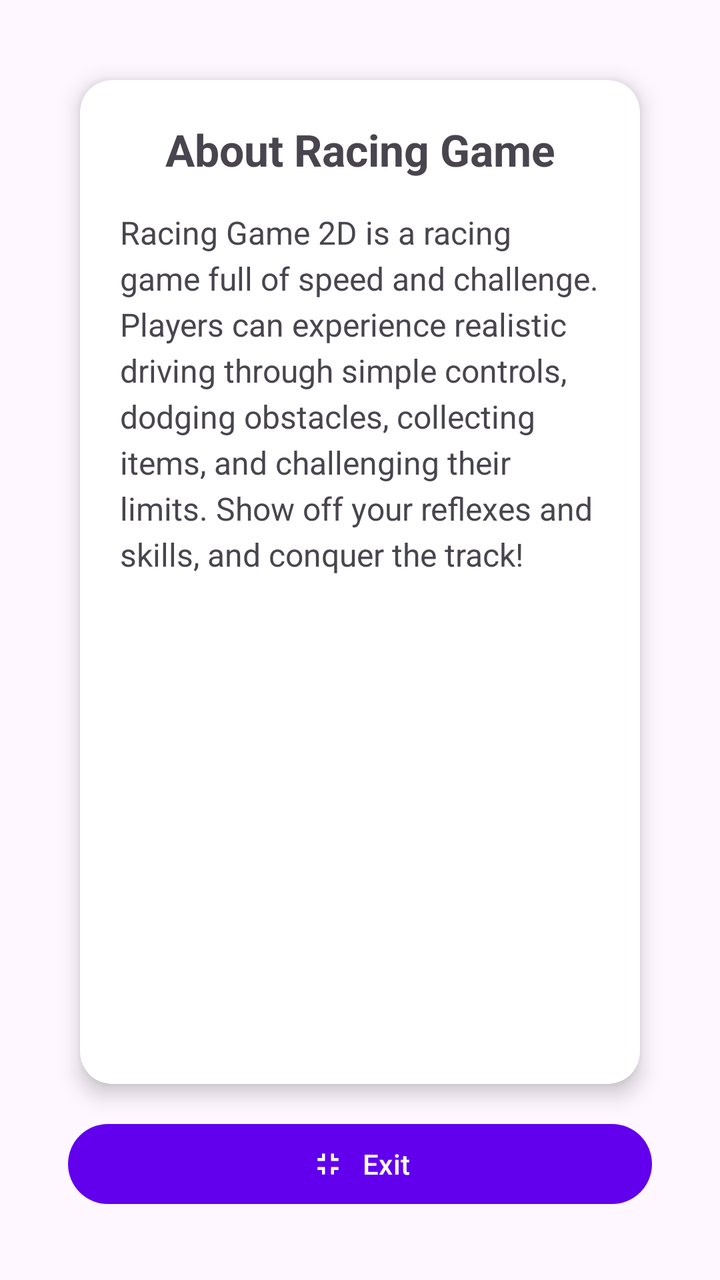
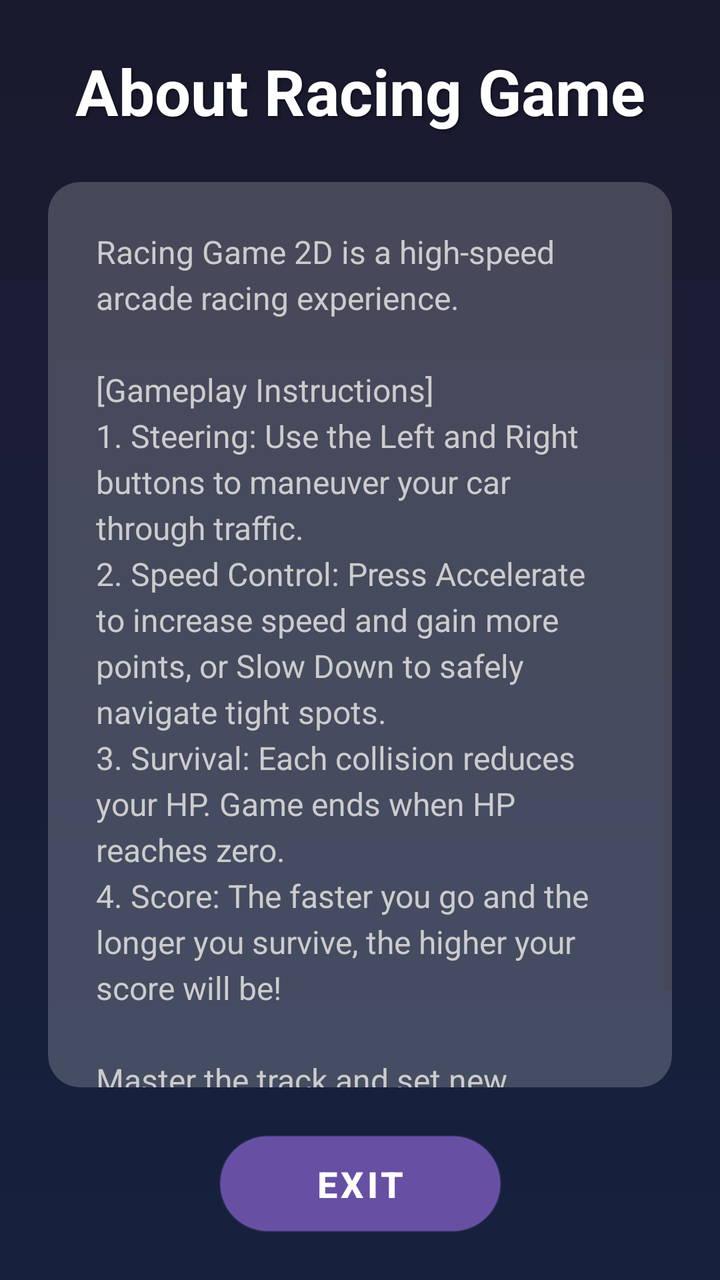

The first picture is an Android layout as it rendered before a commit; the second is the same layout after the commit. The layout source and the unified diff follow.
<!-- AndroidManifest.xml: application theme Theme.RacingGame2D -->
<!-- res/layout/activity_about.xml -->
<?xml version="1.0" encoding="utf-8"?>
<androidx.constraintlayout.widget.ConstraintLayout xmlns:android="http://schemas.android.com/apk/res/android"
    xmlns:app="http://schemas.android.com/apk/res-auto"
    xmlns:tools="http://schemas.android.com/tools"
    android:id="@+id/main"
    android:layout_width="match_parent"
    android:layout_height="match_parent"
    android:padding="24dp"
    android:fitsSystemWindows="true"
    tools:context=".view.about.AboutActivity">
    
    <androidx.cardview.widget.CardView
        android:id="@+id/cardAbout"
        android:layout_width="0dp"
        android:layout_height="0dp"
        app:cardCornerRadius="16dp"
        app:cardElevation="6dp"
        android:layout_margin="16dp"
        app:layout_constraintTop_toTopOf="parent"
        app:layout_constraintBottom_toTopOf="@+id/btn_exit"
        app:layout_constraintStart_toStartOf="parent"
        app:layout_constraintEnd_toEndOf="parent">

        <androidx.constraintlayout.widget.ConstraintLayout
            android:layout_width="match_parent"
            android:layout_height="wrap_content"
            android:padding="20dp">

            
            <TextView
                android:id="@+id/tvTitle"
                android:layout_width="wrap_content"
                android:layout_height="wrap_content"
                android:text="@string/racinggame2d_about_racing_game_title"
                android:textSize="22sp"
                android:textStyle="bold"
                app:layout_constraintTop_toTopOf="parent"
                app:layout_constraintStart_toStartOf="parent"
                app:layout_constraintEnd_toEndOf="parent"/>

            
            <TextView
                android:id="@+id/tvDescription"
                android:layout_width="0dp"
                android:layout_height="wrap_content"
                android:text="@string/racinggame2d_about_instruction"
                android:textSize="16sp"
                android:lineSpacingExtra="4dp"
                android:layout_marginTop="16dp"
                app:layout_constraintTop_toBottomOf="@id/tvTitle"
                app:layout_constraintStart_toStartOf="parent"
                app:layout_constraintEnd_toEndOf="parent"
                app:layout_constraintBottom_toBottomOf="parent"/>

        </androidx.constraintlayout.widget.ConstraintLayout>
    </androidx.cardview.widget.CardView>

    
    <com.google.android.material.button.MaterialButton
        android:id="@+id/btn_exit"
        android:layout_width="0dp"
        android:layout_height="wrap_content"
        android:text="@string/racinggame2d_about_exit_btn"
        app:icon="@drawable/ic_exit"
        app:iconGravity="textStart"
        app:iconTint="@android:color/white"
        app:cornerRadius="24dp"
        app:backgroundTint="@color/purple_500"
        android:textColor="@android:color/white"
        android:layout_marginTop="16dp"
        android:layout_marginStart="10dp"
        android:layout_marginEnd="10dp"
        android:layout_marginBottom="10dp"
        app:layout_constraintBottom_toBottomOf="parent"
        app:layout_constraintStart_toStartOf="parent"
        app:layout_constraintEnd_toEndOf="parent"/>
</androidx.constraintlayout.widget.ConstraintLayout>
<!-- resources referenced by this layout -->
<resources>
  <color name="purple_500">#FF6200EE</color>
  <!-- drawable ic_exit (drawable) -->
  <vector xmlns:android="http://schemas.android.com/apk/res/android" android:height="24dp" android:tint="#000000" android:viewportHeight="24" android:viewportWidth="24" android:width="24dp">
        
      <path android:fillColor="@android:color/white" android:pathData="M5,16h3v3h2v-5L5,14v2zM8,8L5,8v2h5L10,5L8,5v3zM14,19h2v-3h3v-2h-5v5zM16,8L16,5h-2v5h5L19,8h-3z"/>
      
  </vector>
  <string name="racinggame2d_about_instruction">Racing Game 2D is a racing game full of speed and challenge. Players can experience realistic driving through simple controls, dodging obstacles, collecting items, and challenging their limits. Show off your reflexes and skills, and conquer the track!</string>
  <!-- unchanged entries left out for length: 4 -->
</resources>

<!-- the commit's change to res/layout/activity_about.xml (unified diff, before → after) -->
@@ -1,77 +1,65 @@
 <?xml version="1.0" encoding="utf-8"?>
-<androidx.constraintlayout.widget.ConstraintLayout xmlns:android="http://schemas.android.com/apk/res/android"
+<layout xmlns:android="http://schemas.android.com/apk/res/android"
     xmlns:app="http://schemas.android.com/apk/res-auto"
-    xmlns:tools="http://schemas.android.com/tools"
-    android:id="@+id/main"
-    android:layout_width="match_parent"
-    android:layout_height="match_parent"
-    android:padding="24dp"
-    android:fitsSystemWindows="true"
-    tools:context=".view.about.AboutActivity">
-    
-    <androidx.cardview.widget.CardView
-        android:id="@+id/cardAbout"
-        android:layout_width="0dp"
-        android:layout_height="0dp"
-        app:cardCornerRadius="16dp"
-        app:cardElevation="6dp"
-        android:layout_margin="16dp"
-        app:layout_constraintTop_toTopOf="parent"
-        app:layout_constraintBottom_toTopOf="@+id/btn_exit"
-        app:layout_constraintStart_toStartOf="parent"
-        app:layout_constraintEnd_toEndOf="parent">
+    xmlns:tools="http://schemas.android.com/tools">
 
-        <androidx.constraintlayout.widget.ConstraintLayout
+    <androidx.constraintlayout.widget.ConstraintLayout
+        android:layout_width="match_parent"
+        android:layout_height="match_parent"
+        android:background="@drawable/game_screen_background"
+        android:padding="24dp"
+        android:fitsSystemWindows="true"
+        tools:context=".ui.about.AboutActivity">
+
+        <TextView
+            android:id="@+id/tv_about_title"
+            style="@style/GameTitleStyle"
+            android:layout_width="wrap_content"
+            android:layout_height="wrap_content"
+            android:text="@string/racinggame2d_about_racing_game_title"
+            app:layout_constraintEnd_toEndOf="parent"
+            app:layout_constraintStart_toStartOf="parent"
+            app:layout_constraintTop_toTopOf="parent" />
+
+        <androidx.cardview.widget.CardView
+            android:id="@+id/card_about"
             android:layout_width="match_parent"
+            android:layout_height="0dp"
+            android:layout_marginTop="24dp"
+            android:layout_marginBottom="24dp"
+            app:cardBackgroundColor="#33FFFFFF"
+            app:cardCornerRadius="16dp"
+            app:cardElevation="0dp"
+            app:layout_constraintBottom_toTopOf="@id/btn_exit"
+            app:layout_constraintTop_toBottomOf="@id/tv_about_title">
+
+            <ScrollView
+                android:layout_width="match_parent"
+                android:layout_height="match_parent">
+
+                <TextView
+                    android:id="@+id/tv_about_content"
+                    style="@style/GameContentStyle"
+                    android:layout_width="match_parent"
+                    android:layout_height="wrap_content"
+                    android:padding="24dp"
+                    android:lineSpacingExtra="4dp"
+                    android:text="@string/racinggame2d_about_instruction" />
+            </ScrollView>
+        </androidx.cardview.widget.CardView>
+
+        <Button
+            android:id="@+id/btn_exit"
+            style="@style/GameCapsuleButtonStyle"
+            android:layout_width="wrap_content"
             android:layout_height="wrap_content"
-            android:padding="20dp">
+            android:paddingStart="48dp"
+            android:paddingEnd="48dp"
+            android:text="@string/racinggame2d_about_exit_btn"
+            app:layout_constraintBottom_toBottomOf="parent"
+            app:layout_constraintEnd_toEndOf="parent"
+            app:layout_constraintStart_toStartOf="parent" />
 
-            
-            <TextView
-                android:id="@+id/tvTitle"
-                android:layout_width="wrap_content"
-                android:layout_height="wrap_content"
-                android:text="@string/racinggame2d_about_racing_game_title"
-                android:textSize="22sp"
-                android:textStyle="bold"
-                app:layout_constraintTop_toTopOf="parent"
-                app:layout_constraintStart_toStartOf="parent"
-                app:layout_constraintEnd_toEndOf="parent"/>
 
-            
-            <TextView
-                android:id="@+id/tvDescription"
-                android:layout_width="0dp"
-                android:layout_height="wrap_content"
-                android:text="@string/racinggame2d_about_instruction"
-                android:textSize="16sp"
-                android:lineSpacingExtra="4dp"
-                android:layout_marginTop="16dp"
-                app:layout_constraintTop_toBottomOf="@id/tvTitle"
-                app:layout_constraintStart_toStartOf="parent"
-                app:layout_constraintEnd_toEndOf="parent"
-                app:layout_constraintBottom_toBottomOf="parent"/>
-
-        </androidx.constraintlayout.widget.ConstraintLayout>
-    </androidx.cardview.widget.CardView>
-
-    
-    <com.google.android.material.button.MaterialButton
-        android:id="@+id/btn_exit"
-        android:layout_width="0dp"
-        android:layout_height="wrap_content"
-        android:text="@string/racinggame2d_about_exit_btn"
-        app:icon="@drawable/ic_exit"
-        app:iconGravity="textStart"
-        app:iconTint="@android:color/white"
-        app:cornerRadius="24dp"
-        app:backgroundTint="@color/purple_500"
-        android:textColor="@android:color/white"
-        android:layout_marginTop="16dp"
-        android:layout_marginStart="10dp"
-        android:layout_marginEnd="10dp"
-        android:layout_marginBottom="10dp"
-        app:layout_constraintBottom_toBottomOf="parent"
-        app:layout_constraintStart_toStartOf="parent"
-        app:layout_constraintEnd_toEndOf="parent"/>
-</androidx.constraintlayout.widget.ConstraintLayout>
+    </androidx.constraintlayout.widget.ConstraintLayout>
+</layout>
<!-- resource entries referenced after the edit -->
@@ -1,13 +1,101 @@
 <!-- resources referenced by this layout -->
 <resources>
-  <color name="purple_500">#FF6200EE</color>
-  <!-- drawable ic_exit (drawable) -->
-  <vector xmlns:android="http://schemas.android.com/apk/res/android" android:height="24dp" android:tint="#000000" android:viewportHeight="24" android:viewportWidth="24" android:width="24dp">
-        
-      <path android:fillColor="@android:color/white" android:pathData="M5,16h3v3h2v-5L5,14v2zM8,8L5,8v2h5L10,5L8,5v3zM14,19h2v-3h3v-2h-5v5zM16,8L16,5h-2v5h5L19,8h-3z"/>
-      
-  </vector>
-  <string name="racinggame2d_about_instruction">Racing Game 2D is a racing game full of speed and challenge. Players can experience realistic driving through simple controls, dodging obstacles, collecting items, and challenging their limits. Show off your reflexes and skills, and conquer the track!</string>
+  <!-- drawable game_screen_background (drawable) -->
+  <?xml version="1.0" encoding="utf-8"?>
+  <shape xmlns:android="http://schemas.android.com/apk/res/android"
+      android:shape="rectangle">
+      <gradient
+          android:startColor="#1A1A2E"
+          android:endColor="#16213E"
+          android:angle="270" />
+  </shape>
+  <string name="racinggame2d_about_instruction">Racing Game 2D is a high-speed arcade racing experience.\n\n[Gameplay Instructions]\n1. Steering: Use the Left and Right buttons to maneuver your car through traffic.\n2. Speed Control: Press Accelerate to increase speed and gain more points, or Slow Down to safely navigate tight spots.\n3. Survival: Each collision reduces your HP. Game ends when HP reaches zero.\n4. Score: The faster you go and the longer you survive, the higher your score will be!\n\nMaster the track and set new records!</string>
+  <style name="GameCapsuleButtonStyle" parent="GameButtonStyle">
+          <item name="android:background">@drawable/game_button_capsule_background</item>
+          <item name="android:paddingStart">48dp</item>
+          <item name="android:paddingEnd">48dp</item>
+      </style>
+  <style name="GameContentStyle">
+          <item name="android:textColor">#CCCCCC</item>
+          <item name="android:textSize">16sp</item>
+      </style>
+  <style name="GameTitleStyle">
+          <item name="android:textColor">@color/white</item>
+          <item name="android:textSize">32sp</item>
+          <item name="android:textStyle">bold</item>
+          <item name="android:shadowColor">#80000000</item>
+          <item name="android:shadowDx">2</item>
+          <item name="android:shadowDy">2</item>
+          <item name="android:shadowRadius">4</item>
+      </style>
+  <style name="GameButtonStyle" parent="Widget.MaterialComponents.Button">
+          <item name="android:backgroundTint">@null</item>
+          <item name="android:background">@drawable/game_button_background</item>
+          <item name="android:textColor">@color/button_text</item>
+          <item name="android:textAllCaps">true</item>
+          <item name="android:textStyle">bold</item>
+          <item name="android:textSize">18sp</item>
+          <item name="android:letterSpacing">0.1</item>
+          <item name="android:paddingTop">12dp</item>
+          <item name="android:paddingBottom">12dp</item>
+          <item name="android:insetTop">0dp</item>
+          <item name="android:insetBottom">0dp</item>
+      </style>
+  <!-- drawable game_button_capsule_background (drawable) -->
+  <?xml version="1.0" encoding="utf-8"?>
+  <selector xmlns:android="http://schemas.android.com/apk/res/android">
+      <item android:state_pressed="true">
+          <shape android:shape="rectangle">
+              <solid android:color="@color/button_pressed" />
+              <corners android:radius="100dp" />
+              <stroke android:width="2dp" android:color="#FFFFFF" />
+          </shape>
+      </item>
+      <item>
+          <shape android:shape="rectangle">
+              <gradient
+                  android:startColor="#FF416C"
+                  android:endColor="#FF4B2B"
+                  android:angle="45" />
+              <corners android:radius="100dp" />
+              <stroke android:width="1dp" android:color="#44FFFFFF" />
+          </shape>
+      </item>
+  </selector>
+  <color name="white">#FFFFFFFF</color>
+  <!-- drawable game_button_background (drawable) -->
+  <?xml version="1.0" encoding="utf-8"?>
+  <selector xmlns:android="http://schemas.android.com/apk/res/android">
+      <item android:state_pressed="true">
+          <shape android:shape="rectangle">
+              <gradient
+                  android:startColor="@color/button_pressed"
+                  android:endColor="@color/button_pressed"
+                  android:angle="45" />
+              <corners android:radius="12dp" />
+              <stroke android:width="2dp" android:color="#FFFFFF" />
+          </shape>
+      </item>
+      <item android:state_enabled="false">
+          <shape android:shape="rectangle">
+              <solid android:color="@color/button_disabled" />
+              <corners android:radius="12dp" />
+          </shape>
+      </item>
+      <item>
+          <shape android:shape="rectangle">
+              <gradient
+                  android:startColor="#00F2FE"
+                  android:endColor="#4FACFE"
+                  android:angle="45" />
+              <corners android:radius="12dp" />
+              <stroke android:width="2dp" android:color="#44FFFFFF" />
+          </shape>
+      </item>
+  </selector>
+  <color name="button_text">#FFFFFF</color>
+  <color name="button_pressed">#5A54E6</color>
+  <color name="button_disabled">#BDBDBD</color>
   <!-- unchanged entries left out for length: 4 -->
 </resources>
 
